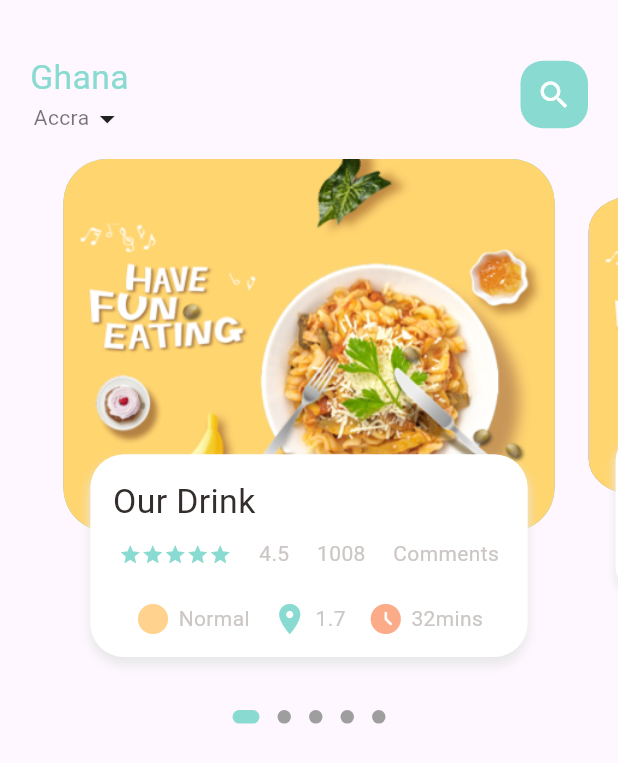
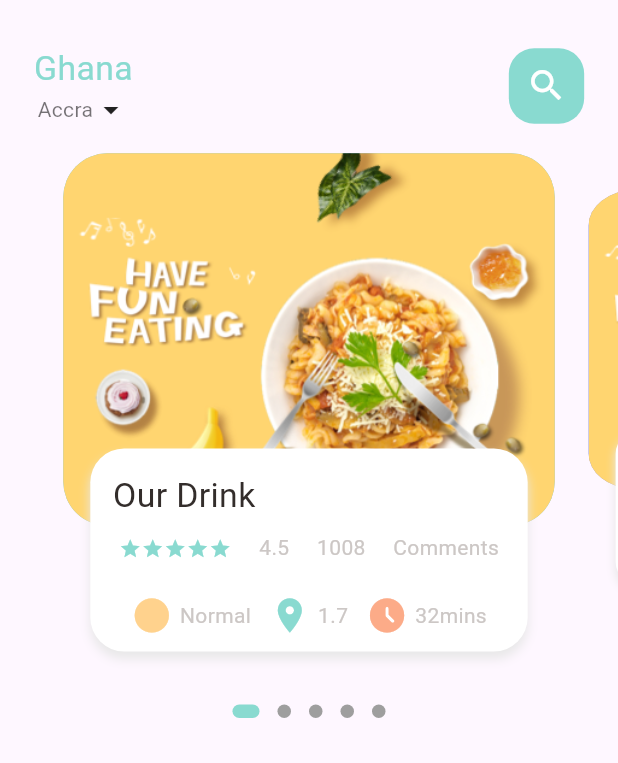
Before and after one commit to EmmanuelOyiti/mobile_app, a Flutter app: the screen it shows after launch, on a phone screen of 412 x 824 dp. Shown: the top 763 px of the screen. Run offline on Flutter 3.47's test engine with Material 3 defaults, Android fonts, the phone set to English and light mode, and no system bars; drawn by our look-alikes of dots_indicator; our stand-ins replace get.

Commit message:
dimens for DrinksHomePage done. IconSize updated

```diff
--- a/lib/mainDrinksPage.dart
+++ b/lib/mainDrinksPage.dart
@@ -1,5 +1,6 @@
 import 'package:flutter/material.dart';
 import 'package:mobile_app/drinks_app_body.dart';
+import 'package:mobile_app/utils/dimensions.dart';
 import 'package:mobile_app/widgets/big_text.dart';
 import 'package:mobile_app/widgets/small_text.dart';
 import 'colours.dart';
@@ -19,8 +20,8 @@ class _MainDrinkPageState extends State<MainDrinkPage> {
       children: [
         Container(
           child: Container(
-            margin: EdgeInsets.only(top: 35, bottom: 15),
-            padding: EdgeInsets.only(left: 20, right: 20),
+            margin: EdgeInsets.only(top: Dimensions.height30, bottom: Dimensions.height15),
+            padding: EdgeInsets.only(left: Dimensions.width20, right: Dimensions.width20),
             child: Row(
               mainAxisAlignment: MainAxisAlignment.spaceBetween,
               children: [
@@ -37,14 +38,14 @@ class _MainDrinkPageState extends State<MainDrinkPage> {
                 ),
                 Center(
                   child: Container(
-                    width: 45,
-                    height: 45,
+                    width: Dimensions.width45,
+                    height: Dimensions.height45,
                     child: Icon(
                       Icons.search,
-                      color: Colors.white,
+                      color: Colors.white, size: Dimensions.iconSize24,
                     ),
                     decoration: BoxDecoration(
-                        borderRadius: BorderRadius.circular(15),
+                        borderRadius: BorderRadius.circular(Dimensions.radius15),
                         color: AppColors.mainColor),
                   ),
                 ),
--- a/lib/widgets/icon_n_text.dart
+++ b/lib/widgets/icon_n_text.dart
@@ -1,4 +1,5 @@
 import 'package:flutter/material.dart';
+import 'package:mobile_app/utils/dimensions.dart';
 import 'package:mobile_app/widgets/small_text.dart';
 
 class IconAndText extends StatelessWidget {
@@ -15,7 +16,7 @@ class IconAndText extends StatelessWidget {
   Widget build(BuildContext context) {
     return Row(
       children: [
-        Icon(icon, color: iconColor,),
+        Icon(icon, color: iconColor,size: Dimensions.iconSize24,),
         SizedBox(width: 5,),
         SmallText(text: text,)
       ],
```
